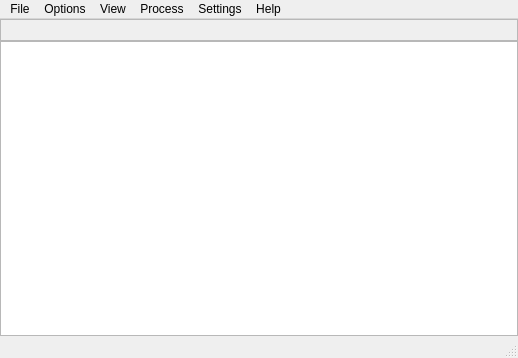
The window that ui/main.ui (inspectC/linux-process-explorer) describes before a commit, drawn with Qt 5.
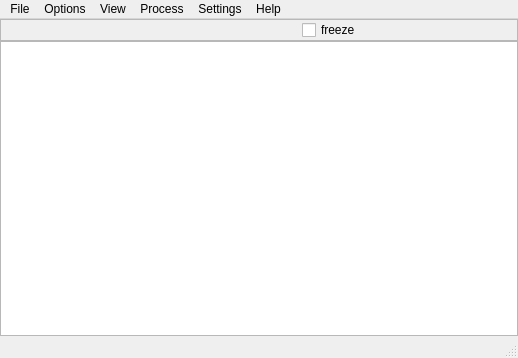
The same window after the commit. Custom widgets are drawn as their Qt base class.

What changed in the file:
```diff
--- a/ui/main.ui
+++ b/ui/main.ui
@@ -52,6 +52,13 @@
          </property>
         </spacer>
        </item>
+       <item>
+        <widget class="QCheckBox" name="checkBox">
+         <property name="text">
+          <string>freeze</string>
+         </property>
+        </widget>
+       </item>
        <item>
         <widget class="QwtPlot" name="qwtPlotOverallCpuHist">
          <property name="minimumSize">
```
Left out of the diff: 2 changed lines with no effect on the pictures.
